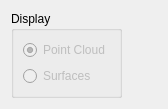
Old version of the form gui/DepthMapOptions.ui in the repository Kitware/TeleSculptor.
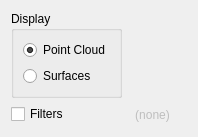
New version of the form.

The edit to the form file:
```diff
--- a/gui/DepthMapOptions.ui
+++ b/gui/DepthMapOptions.ui
@@ -6,8 +6,8 @@
    <rect>
     <x>0</x>
     <y>0</y>
-    <width>168</width>
-    <height>104</height>
+    <width>198</width>
+    <height>137</height>
    </rect>
   </property>
   <property name="windowTitle">
@@ -23,7 +23,7 @@
       <item>
        <widget class="QRadioButton" name="radioPoints">
         <property name="enabled">
-         <bool>false</bool>
+         <bool>true</bool>
         </property>
         <property name="text">
          <string>Point Cloud</string>
@@ -36,7 +36,7 @@
       <item>
        <widget class="QRadioButton" name="radioSurfaces">
         <property name="enabled">
-         <bool>false</bool>
+         <bool>true</bool>
         </property>
         <property name="text">
          <string>Surfaces</string>
@@ -49,6 +49,35 @@
      </layout>
     </widget>
    </item>
+   <item row="1" column="0">
+    <widget class="QCheckBox" name="checkBoxFilters">
+     <property name="text">
+      <string>Filters</string>
+     </property>
+    </widget>
+   </item>
+   <item row="1" column="1">
+    <widget class="QToolButton" name="toolButtonFilters">
+     <property name="enabled">
+      <bool>false</bool>
+     </property>
+     <property name="text">
+      <string>(none)</string>
+     </property>
+     <property name="popupMode">
+      <enum>QToolButton::InstantPopup</enum>
+     </property>
+     <property name="toolButtonStyle">
+      <enum>Qt::ToolButtonTextOnly</enum>
+     </property>
+     <property name="autoRaise">
+      <bool>true</bool>
+     </property>
+     <property name="arrowType">
+      <enum>Qt::DownArrow</enum>
+     </property>
+    </widget>
+   </item>
   </layout>
  </widget>
  <resources/>
```
